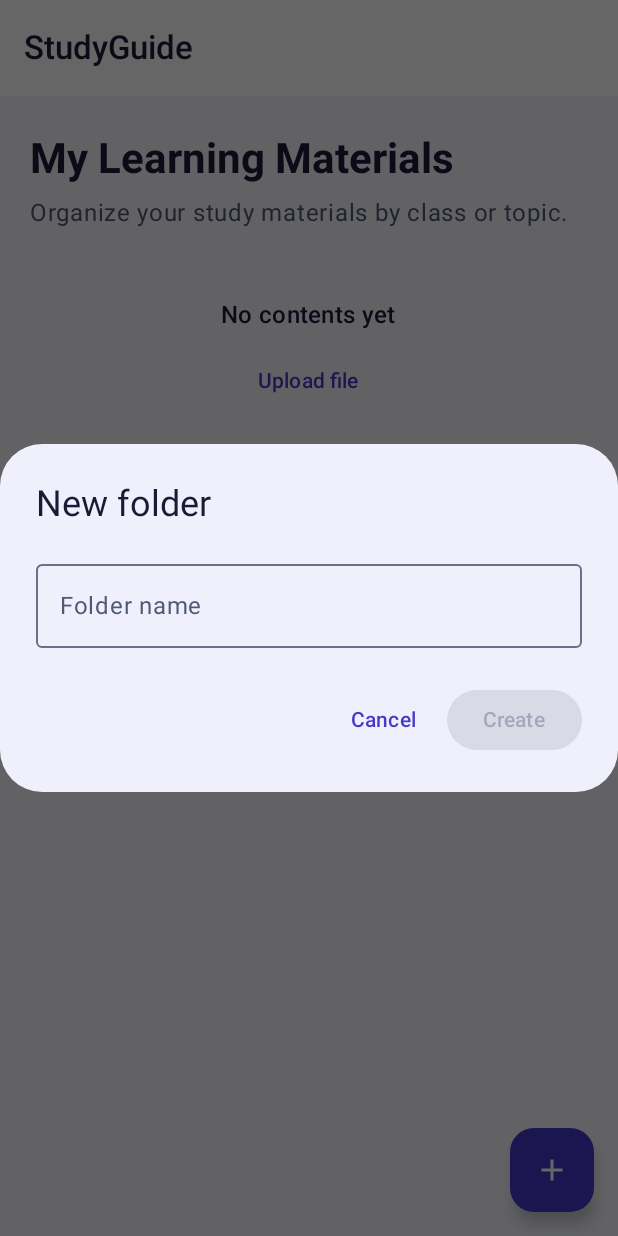
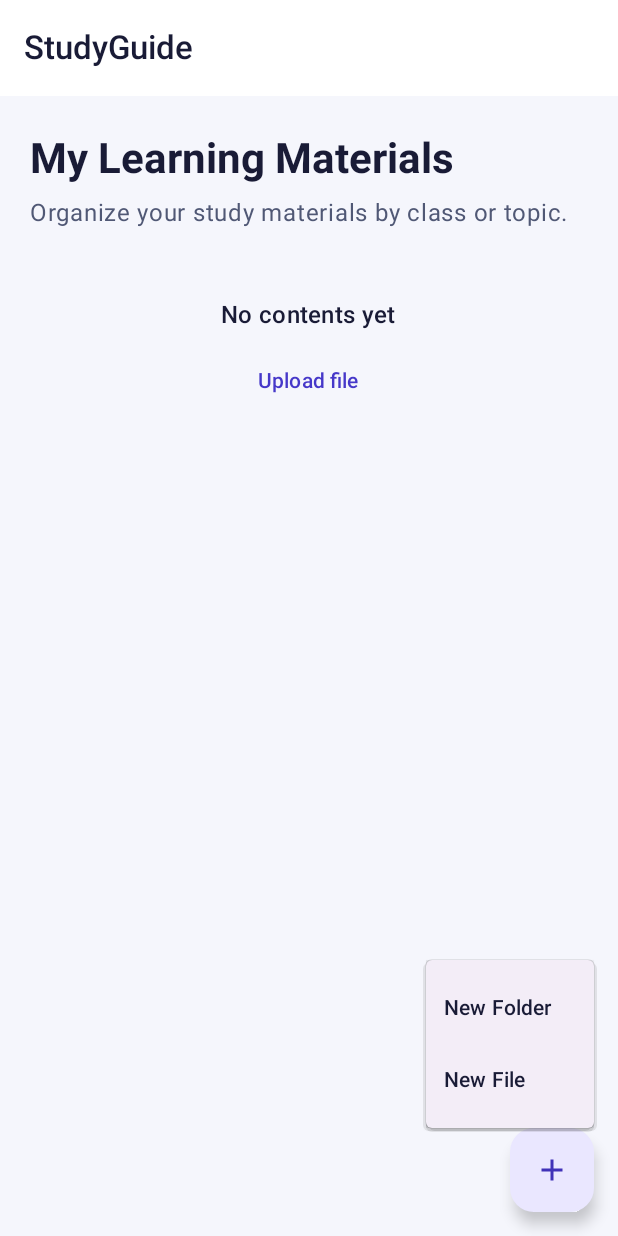
Before and after one commit to herrmh23/StudyGuide, an Android app built with Jetpack Compose: the screen it shows after launch (MainActivity), after a tap on "New folder", on a phone screen of 412 x 824 dp. Run offline under Robolectric (Android 15) with nearby library versions, the phone set to English and light mode, and no system bars.

Commit message:
Created file import functionality

```diff
--- a/app/build.gradle.kts
+++ b/app/build.gradle.kts
@@ -45,6 +45,7 @@ dependencies {
     implementation(libs.androidx.compose.ui.tooling.preview)
     implementation(libs.androidx.core.ktx)
     implementation(libs.androidx.lifecycle.runtime.ktx)
+    implementation(libs.androidx.material3)
     testImplementation(libs.junit)
     androidTestImplementation(platform(libs.androidx.compose.bom))
     androidTestImplementation(libs.androidx.compose.ui.test.junit4)
--- a/app/src/main/java/com/example/studyguide/MainActivity.kt
+++ b/app/src/main/java/com/example/studyguide/MainActivity.kt
@@ -45,9 +45,28 @@ import androidx.compose.ui.res.stringResource
 import androidx.compose.ui.semantics.heading
 import androidx.compose.ui.semantics.semantics
 import androidx.compose.ui.unit.dp
+import androidx.activity.compose.rememberLauncherForActivityResult
+import androidx.activity.result.contract.ActivityResultContracts
+import androidx.compose.ui.platform.LocalContext
+import android.provider.OpenableColumns
+import androidx.compose.material3.DropdownMenu
+import androidx.compose.material3.DropdownMenuItem
+import androidx.compose.runtime.mutableStateListOf
+import java.io.File
+import androidx.compose.runtime.remember
+import com.example.studyguide.utils.importFile
+import androidx.compose.ui.platform.LocalContext
+import androidx.compose.runtime.rememberCoroutineScope
+import kotlinx.coroutines.Dispatchers
+import kotlinx.coroutines.launch
+import kotlinx.coroutines.withContext
+import android.widget.Toast
+
+//custom imports
 import com.example.studyguide.components.FolderButton
 import com.example.studyguide.models.Folder
 import com.example.studyguide.ui.theme.StudyGuideTheme
+import com.example.studyguide.models.StudyFile
 
 class MainActivity : ComponentActivity() {
     override fun onCreate(savedInstanceState: Bundle?) {
@@ -86,10 +105,23 @@ private val folderListSaver = listSaver<List<Folder>, Bundle>(
 @OptIn(ExperimentalMaterial3Api::class)
 @Composable
 fun HomeScreen() {
-    var showDialog by rememberSaveable { mutableStateOf(false) }
+    var showDialog by rememberSaveable {mutableStateOf(false) }
     var folderName by rememberSaveable { mutableStateOf("") }
-    var folders by rememberSaveable(stateSaver = folderListSaver) { mutableStateOf(emptyList<Folder>()) }
-    var currentFolderId by rememberSaveable { mutableStateOf<String?>(null) }
+    var showAddMenu by remember { mutableStateOf(false) }
+
+    //region List Variables
+    //folders list
+    var folders by rememberSaveable(stateSaver = folderListSaver) {
+        mutableStateOf(emptyList<Folder>())
+    }
+    var currentFolderId by rememberSaveable {
+        mutableStateOf<String?>(null)
+    }
+    //files list
+    var files by remember {
+        mutableStateOf<List<StudyFile>>(emptyList())
+    }
+    //endregion
 
     val gridState = rememberSaveable(currentFolderId, saver = LazyGridState.Saver) {
         LazyGridState()
@@ -105,7 +137,47 @@ fun HomeScreen() {
     }
     val colors = MaterialTheme.colorScheme
 
+    //region Access File Selection Tools
+    //allows for file picker to be opened and file to be picked
+    val context = LocalContext.current
+    val scope = rememberCoroutineScope()
+
+    val filePicker = rememberLauncherForActivityResult( //allows app to launch another android service
+        contract = ActivityResultContracts.OpenDocument()
+    ) { uri -> //file id
+        if(uri != null) { //if a file is picked
+            val parentId = currentFolderId
+
+            scope.launch {
+                try {
+                    val newFile = withContext(Dispatchers.IO){
+                        importFile(
+                            context = context,
+                            uri = uri,
+                            parentId = parentId
+                        )
+                    }
+
+                    files = files + newFile
+
+                } catch(e: Exception) {
+                    Toast.makeText(
+                        context,
+                        "Unable to import file",
+                        Toast.LENGTH_SHORT
+                    ).show()
+                }
+            }
+        }
+    }
+    //endregion
+
     BackHandler(enabled = currentFolder != null, onBack = goBack)
+
+    //filter files by folder
+    val visibleFiles = files.filter {
+        it.parentId == currentFolderId
+    }
 
     Scaffold(
         topBar = {
@@ -125,15 +197,45 @@ fun HomeScreen() {
             )
         },
         floatingActionButton = {
+            Box {
                 FloatingActionButton(
-                onClick = openCreateDialog,
-                containerColor = colors.primary,
-                contentColor = colors.onPrimary
+                    onClick = {
+                        showAddMenu = !showAddMenu
+                    }
                 ) {
                     Icon(
                         painter = painterResource(R.drawable.ic_add),
                         contentDescription = stringResource(R.string.new_folder)
                     )
+                }
+
+                DropdownMenu(
+                    expanded = showAddMenu,
+                    onDismissRequest = {showAddMenu = false}
+                ) {
+                    DropdownMenuItem(
+                        text = {Text("New Folder")},
+                        onClick = {
+                            showAddMenu = false
+                            folderName = ""
+                            showDialog = true
+                        }
+                    )
+
+                    DropdownMenuItem(
+                        text = {Text("New File")},
+                        onClick = {
+                            showAddMenu = false
+
+                            filePicker.launch(
+                                arrayOf(
+                                    "application/pdf",
+                                    "text/plain"
+                                )
+                            )
+                        }
+                    )
+                }
             }
         }
     ) { innerPadding ->
@@ -181,7 +283,7 @@ fun HomeScreen() {
                         )
                     }
                 }
-                if (visibleFolders.isEmpty()) {
+                if (visibleFolders.isEmpty() && visibleFiles.isEmpty()) {
                     item(span = { GridItemSpan(maxLineSpan) }) {
                         Column(
                             modifier = Modifier.fillMaxWidth().padding(vertical = 24.dp),
@@ -198,12 +300,17 @@ fun HomeScreen() {
                         }
                     }
                 }
+                //display folders
                 items(visibleFolders, key = { it.id }) { folder ->
                     FolderButton(
                         title = folder.name,
                         subtitle = folderCountLabel(foldersByParent[folder.id].orEmpty().size),
                         onClick = { currentFolderId = folder.id }
                     )
+                }
+                //display files
+                items(visibleFiles, key = { it.id }) { file ->
+                    Text(text = file.name)
                 }
             }
         }
--- a/gradle/libs.versions.toml
+++ b/gradle/libs.versions.toml
@@ -8,6 +8,7 @@ lifecycleRuntimeKtx = "2.11.1"
 activityCompose = "1.13.0"
 kotlin = "2.2.10"
 composeBom = "2026.02.01"
+material3 = "1.5.0"
 
 [libraries]
 androidx-core-ktx = { group = "androidx.core", name = "core-ktx", version.ref = "coreKtx" }
@@ -24,6 +25,7 @@ androidx-compose-ui-tooling-preview = { group = "androidx.compose.ui", name = "u
 androidx-compose-ui-test-manifest = { group = "androidx.compose.ui", name = "ui-test-manifest" }
 androidx-compose-ui-test-junit4 = { group = "androidx.compose.ui", name = "ui-test-junit4" }
 androidx-compose-material3 = { group = "androidx.compose.material3", name = "material3" }
+androidx-material3 = { group = "androidx.compose.material3", name = "material3", version.ref = "material3" }
 
 [plugins]
 android-application = { id = "com.android.application", version.ref = "agp" }
```
Also changed, not shown: app/src/main/java/com/example/studyguide/components/FileButton.kt (added, +76 -0 lines), app/src/main/java/com/example/studyguide/models/StudyFile.kt (added, +11 -0 lines), app/src/main/java/com/example/studyguide/utils/importFile.kt (added, +63 -0 lines). Lines whose indentation alone changed are shown as unchanged.
